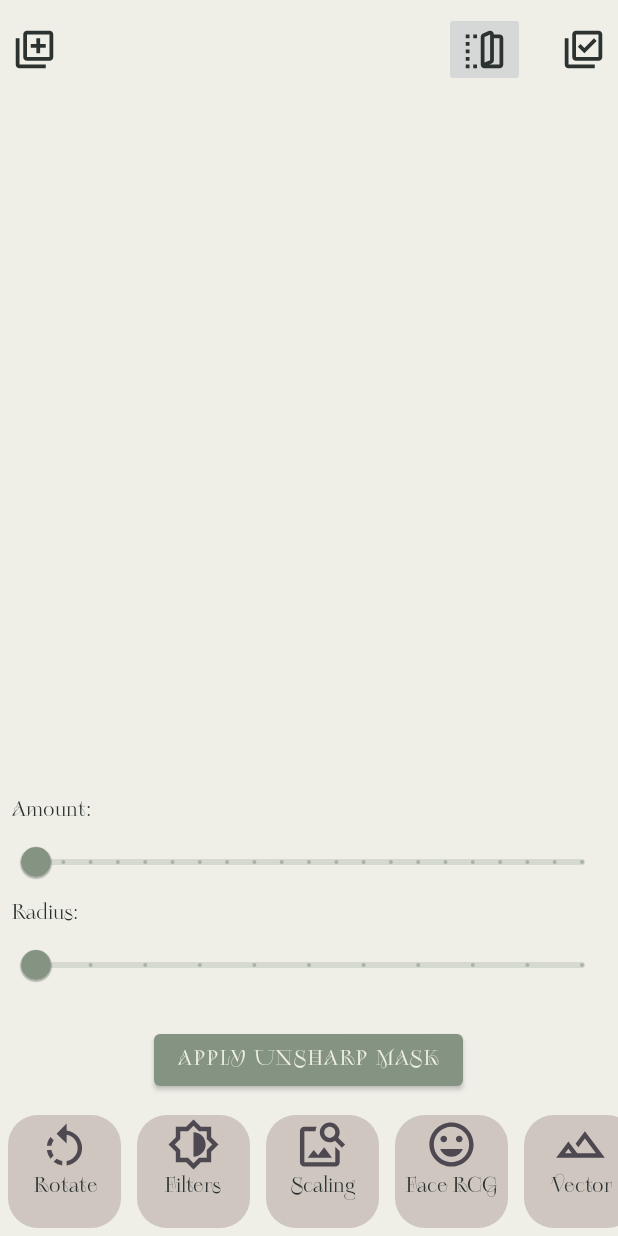
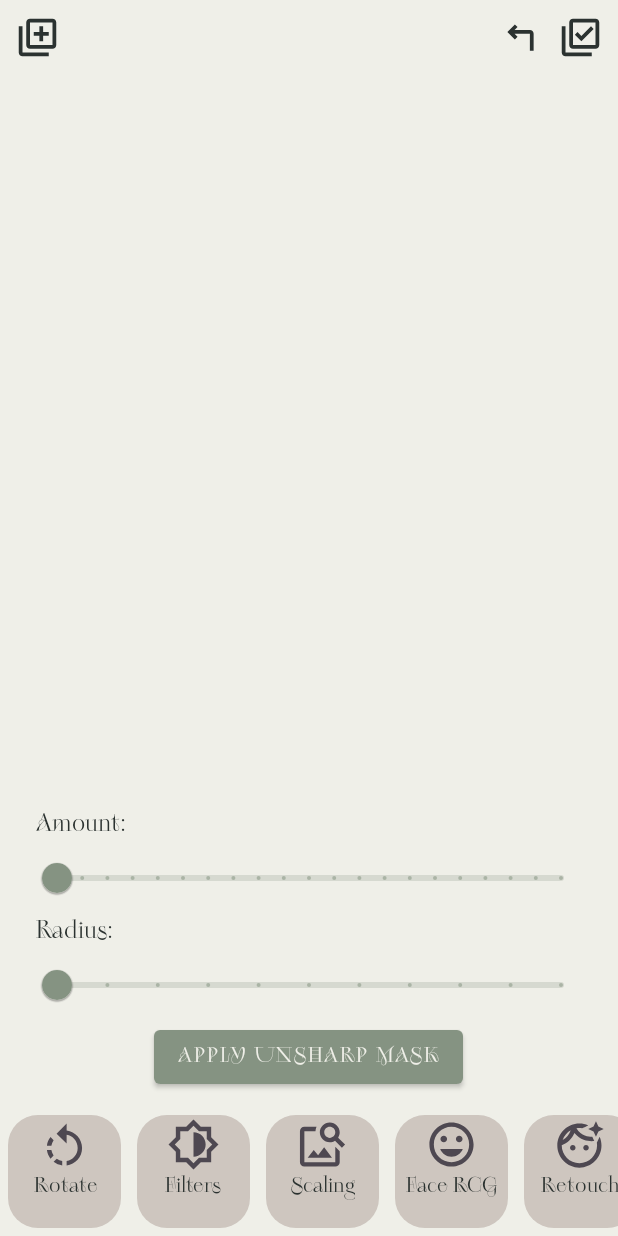
Before and after one commit to sslonixxx/photoEditor, an Android app: the UnsharpFragment screen opened through its navigation route, on a phone screen of 412 x 824 dp. Run offline under Robolectric (Android 15) with nearby library versions, the phone set to English and light mode, and no system bars; libraries missing offline, so code that uses them is left out: com.github.dhaval2404.imagepicker.

Commit message:
deadinside✓emo✓drain✓epileptic✓paranoid✓toxic✓bipolar✓depressed✓tilted✓antisocial✓sad✓broken

```diff
--- a/app/src/main/java/com/example/photoeditor/recyclerView/adapter/FilterAdapter.kt
+++ b/app/src/main/java/com/example/photoeditor/recyclerView/adapter/FilterAdapter.kt
@@ -7,9 +7,10 @@ import com.example.photoeditor.R
 import com.example.photoeditor.databinding.ItemFilterBinding
 import com.example.photoeditor.recyclerView.adapter.model.FilterEntity
 
-class FilterAdapter(private val onButtonClick: (Int) -> Unit) : RecyclerView.Adapter<FilterAdapter.FilterViewHolder>() {
+class FilterAdapter(private val onButtonClick: (Int) -> Unit) :
+    RecyclerView.Adapter<FilterAdapter.FilterViewHolder>() {
     var data: List<FilterEntity> = emptyList()
-    //var selectedPosition = RecyclerView.NO_POSITION
+        //var selectedPosition = RecyclerView.NO_POSITION
         set(newValue) {
             field = newValue
             notifyDataSetChanged()
@@ -24,10 +25,10 @@ class FilterAdapter(private val onButtonClick: (Int) -> Unit) : RecyclerView.Ada
         return FilterViewHolder(binding)
     }
 
-    override fun getItemCount(): Int = data.size // Количество элементов в списке данных
+    override fun getItemCount(): Int = data.size
 
     override fun onBindViewHolder(holder: FilterViewHolder, position: Int) {
-        val filter = data[position] // Получение фильтра из списка данных по позиции
+        val filter = data[position]
 
         with(holder.binding) {
             val filterNameResId = when (position) {
@@ -35,17 +36,17 @@ class FilterAdapter(private val onButtonClick: (Int) -> Unit) : RecyclerView.Ada
                 1 -> R.string.color_filters
                 2 -> R.string.scaling
                 3 -> R.string.recognize
-                4 -> R.string.vector_editor
-                5 -> R.string.retouching
-                6 -> R.string.unsharp_mask
+                4 -> R.string.retouching
+                5 -> R.string.unsharp_mask
+                6 -> R.string.vector_editor
                 7 -> R.string.affine_transform
                 8 -> R.string.cube3d
-                else -> R.string.default_filter_name // По умолчанию
+                else -> R.string.default_filter_name
             }
             val filterName = holder.itemView.context.getString(filterNameResId)
-            nameTextView.text = filterName // Отрисовка названия
+            nameTextView.text = filterName
             imageView.setImageResource(filter.image)
-            root.setOnClickListener{
+            root.setOnClickListener {
                 onButtonClick(position)
             }
         }
--- a/app/src/main/java/com/example/photoeditor/recyclerView/adapter/service/FilterGroupService.kt
+++ b/app/src/main/java/com/example/photoeditor/recyclerView/adapter/service/FilterGroupService.kt
@@ -2,6 +2,7 @@ package com.example.photoeditor.recyclerView.adapter.service
 
 import com.example.photoeditor.R
 import com.example.photoeditor.recyclerView.adapter.model.FilterEntity
+
 object FilterGroupService {
 
     val filterList = listOf(
@@ -9,9 +10,9 @@ object FilterGroupService {
         FilterEntity(image = R.drawable.ic_filters, text = R.string.color_filters),
         FilterEntity(image = R.drawable.ic_scaling, text = R.string.scaling),
         FilterEntity(image = R.drawable.ic_recognize, text = R.string.recognize),
-        FilterEntity(image = R.drawable.ic_vector, text = R.string.vector_editor),
         FilterEntity(image = R.drawable.ic_retouch, text = R.string.retouching),
         FilterEntity(image = R.drawable.ic_unsharp, text = R.string.unsharp_mask),
+        FilterEntity(image = R.drawable.ic_vector, text = R.string.vector_editor),
         FilterEntity(image = R.drawable.ic_affine, text = R.string.affine_transform),
         FilterEntity(image = R.drawable.ic_cube, text = R.string.cube3d)
     )
--- a/app/src/main/java/com/example/photoeditor/ui/recognize/RecognizeFragment.kt
+++ b/app/src/main/java/com/example/photoeditor/ui/recognize/RecognizeFragment.kt
@@ -57,6 +57,7 @@ class RecognizeFragment : Fragment() {
         imageView = activity?.findViewById(R.id.imageView)!!
         spinner = activity?.findViewById(R.id.progressBar1)!!
         val compareButton = activity?.findViewById<ImageView>(R.id.compareButton)!!
+        val initialImage = imageView.drawable
 
         binding.recognizeButton.setOnClickListener {
             val drawable = imageView.drawable
@@ -81,6 +82,9 @@ class RecognizeFragment : Fragment() {
                 Toast.makeText(activity, "Image not set or invalid image format",
                     Toast.LENGTH_SHORT).show()
             }
+        }
+        compareButton.setOnClickListener{
+            imageView.setImageDrawable(initialImage)
         }
     }
 
--- a/app/src/main/java/com/example/photoeditor/ui/unsharpMask/UnsharpFragment.kt
+++ b/app/src/main/java/com/example/photoeditor/ui/unsharpMask/UnsharpFragment.kt
@@ -17,7 +17,7 @@ import kotlinx.coroutines.CoroutineScope
 import kotlinx.coroutines.Dispatchers
 import kotlinx.coroutines.launch
 import kotlinx.coroutines.withContext
-
+import kotlin.math.exp
 
 class UnsharpFragment : Fragment() {
 
@@ -30,8 +30,7 @@ class UnsharpFragment : Fragment() {
     override fun onCreateView(
         inflater: LayoutInflater, container: ViewGroup?,
         savedInstanceState: Bundle?
-    ): View? {
-        // Inflate the layout for this fragment
+    ): View {
         binding = FragmentUnsharpBinding.inflate(inflater, container, false)
         return binding.root
     }
@@ -47,6 +46,8 @@ class UnsharpFragment : Fragment() {
 
         imageView = activity?.findViewById(R.id.imageView)!!
         spinner = activity?.findViewById(R.id.progressBar1)!!
+        val compareButton = activity?.findViewById<ImageView>(R.id.compareButton)!!
+        val initialImage = imageView.drawable
 
         binding.applyButton.setOnClickListener {
             val drawable = imageView.drawable
@@ -54,10 +55,13 @@ class UnsharpFragment : Fragment() {
                 spinner!!.visibility = View.VISIBLE
                 val originalImage = drawable.bitmap
                 applyUnsharpMask(originalImage, amount, radius)
-            } else {
+            }
+            else {
                 Toast.makeText(activity, "Image not set or invalid image format", Toast.LENGTH_SHORT).show()
             }
         }
+
+        compareButton.setOnClickListener { imageView.setImageDrawable(initialImage); }
     }
 
     private fun applyUnsharpMask(originalImage: Bitmap, amount: Double, radius: Int) {
@@ -99,4 +103,65 @@ class UnsharpFragment : Fragment() {
         }
         return result
     }
+
+    private fun createGaussianKernel(radius: Int, sigma: Double): Array<DoubleArray> {
+        val size = 2 * radius + 1
+        val kernel = Array(size) { DoubleArray(size) }
+        val sigma2 = 2 * sigma * sigma
+        val piSigma2 = Math.PI * sigma2
+        var sum = 0.0
+
+        for (y in -radius..radius) {
+            for (x in -radius..radius) {
+                val distance = (x * x + y * y).toDouble()
+                kernel[y + radius][x + radius] = exp(-distance / sigma2) / piSigma2
+                sum += kernel[y + radius][x + radius]
+            }
+        }
+
+        for (y in 0 until size) {
+            for (x in 0 until size) {
+                kernel[y][x] /= sum
+            }
+        }
+
+        return kernel
+    }
+
+    private fun applyGaussianBlur(src: Bitmap, radius: Int): Bitmap {
+        val width = src.width
+        val height = src.height
+        val result = Bitmap.createBitmap(width, height, src.config)
+        val kernel = createGaussianKernel(radius, radius / 3.0)
+
+        for (x in 0 until width) {
+            for (y in 0 until height) {
+                var r = 0.0
+                var g = 0.0
+                var b = 0.0
+
+                for (kx in -radius..radius) {
+                    for (ky in -radius..radius) {
+                        val px = (x + kx).coerceIn(0, width - 1)
+                        val py = (y + ky).coerceIn(0, height - 1)
+
+                        val pixel = src.getPixel(px, py)
+                        val kernelValue = kernel[kx + radius][ky + radius]
+
+                        r += Color.red(pixel) * kernelValue
+                        g += Color.green(pixel) * kernelValue
+                        b += Color.blue(pixel) * kernelValue
+                    }
+                }
+
+                val rInt = r.coerceIn(0.0, 255.0).toInt()
+                val gInt = g.coerceIn(0.0, 255.0).toInt()
+                val bInt = b.coerceIn(0.0, 255.0).toInt()
+
+                result.setPixel(x, y, Color.rgb(rInt, gInt, bInt))
+            }
+        }
+
+        return result
+    }
 }
--- a/app/src/main/res/layout/activity_main.xml
+++ b/app/src/main/res/layout/activity_main.xml
@@ -21,8 +21,8 @@
             android:id="@+id/importButton"
             android:layout_width="wrap_content"
             android:layout_height="wrap_content"
-            android:layout_marginStart="8dp"
-            android:layout_marginTop="8dp"
+            android:layout_marginStart="@dimen/activity_margin"
+            android:layout_marginTop="@dimen/activity_margin"
             android:background="@color/star_white"
             android:src="@drawable/btn_add"
             android:contentDescription="@string/button_import"
@@ -33,10 +33,10 @@
 
         <ProgressBar
             android:id="@+id/progressBar1"
-            android:layout_width="28dp"
-            android:layout_height="28dp"
+            android:layout_width="@dimen/progress_bar_size"
+            android:layout_height="@dimen/progress_bar_size"
             android:visibility="gone"
-            android:layout_marginTop="8dp"
+            android:layout_marginTop="@dimen/activity_margin"
             android:indeterminateTint="@color/woodsmoke"
             app:flow_horizontalAlign="center"
             app:layout_constraintBottom_toBottomOf="parent"
@@ -45,28 +45,29 @@
             app:layout_constraintTop_toTopOf="parent" />
 
         <ImageButton
+            android:id="@+id/compareButton"
+            android:layout_width="wrap_content"
+            android:layout_height="wrap_content"
+            android:background="@color/star_white"
+            android:layout_marginTop="@dimen/activity_margin"
+            android:layout_marginEnd="@dimen/activity_margin"
+            app:layout_constraintBottom_toBottomOf="parent"
+            app:layout_constraintEnd_toStartOf="@+id/saveButton"
+            app:layout_constraintTop_toTopOf="parent"
+            app:srcCompat="@drawable/btn_turn_left" />
+
+        <ImageButton
             android:id="@+id/saveButton"
             android:layout_width="wrap_content"
             android:layout_height="wrap_content"
-            android:layout_marginTop="8dp"
-            android:layout_marginEnd="8dp"
+            android:layout_marginTop="@dimen/activity_margin"
+            android:layout_marginEnd="@dimen/activity_margin"
             android:background="@color/star_white"
             android:src="@drawable/btn_save"
             android:contentDescription="@string/button_save"
             app:layout_constraintBottom_toBottomOf="parent"
             app:layout_constraintEnd_toEndOf="parent"
             app:layout_constraintTop_toTopOf="parent" />
-
-        <ImageButton
-            android:id="@+id/compareButton"
-            android:layout_width="wrap_content"
-            android:layout_height="wrap_content"
-            android:layout_marginTop="8dp"
-            android:layout_marginEnd="24dp"
-            app:layout_constraintBottom_toBottomOf="parent"
-            app:layout_constraintEnd_toStartOf="@+id/saveButton"
-            app:layout_constraintTop_toTopOf="parent"
-            app:srcCompat="@drawable/devices_fold" />
 
     </androidx.constraintlayout.widget.ConstraintLayout>
 
@@ -84,8 +85,7 @@
         android:id="@+id/nav_host_fragment_activity_main"
         android:name="androidx.navigation.fragment.NavHostFragment"
         android:layout_width="match_parent"
-        android:layout_height="200dp"
-        android:layout_margin="8dp"
+        android:layout_height="@dimen/fragment_height"
         app:defaultNavHost="true"
         app:layout_constraintBottom_toTopOf="@+id/bestRecycler"
         app:layout_constraintEnd_toEndOf="parent"
--- a/app/src/main/res/layout/fragment_recognize.xml
+++ b/app/src/main/res/layout/fragment_recognize.xml
@@ -11,6 +11,7 @@
         android:layout_width="wrap_content"
         android:layout_height="wrap_content"
         android:layout_gravity="center"
+        android:layout_margin="@dimen/text_margin"
         android:text="@string/recognizeButton"
         app:layout_constraintBottom_toBottomOf="parent"
         app:layout_constraintEnd_toEndOf="parent"
--- a/app/src/main/res/layout/fragment_unsharp.xml
+++ b/app/src/main/res/layout/fragment_unsharp.xml
@@ -10,46 +10,61 @@
         android:id="@+id/textView1"
         android:layout_width="match_parent"
         android:layout_height="wrap_content"
-        android:textSize="14sp"
+        android:text="@string/amount"
         android:textAlignment="gravity"
-        android:text="@string/amount"
-        android:textColor="@color/woodsmoke" />
+        android:textColor="@color/woodsmoke"
+        android:textSize="@dimen/text_size"
+        android:layout_marginStart="@dimen/text_margin"
+        app:layout_constraintBottom_toTopOf="@+id/slider1" />
 
     <com.google.android.material.slider.Slider
         android:id="@+id/slider1"
         android:layout_width="match_parent"
-        android:layout_height="30dp"
+        android:layout_height="wrap_content"
         android:stepSize="0.1"
         android:valueFrom="0.0"
         android:valueTo="2.0"
-        android:thumb="@drawable/heart"
-        app:thumbTint="@color/woodsmoke"/>
+        android:layout_marginStart="@dimen/slider_margin"
+        android:layout_marginEnd="@dimen/slider_margin"
+        app:layout_constraintBottom_toTopOf="@+id/textView2"
+        app:layout_constraintEnd_toEndOf="parent"
+        app:layout_constraintStart_toStartOf="parent"
+        app:thumbTint="@color/woodsmoke" />
 
     <TextView
         android:id="@+id/textView2"
         android:layout_width="match_parent"
         android:layout_height="wrap_content"
-        android:textSize="14sp"
+        android:text="@string/radius"
         android:textAlignment="gravity"
-        android:text="@string/radius"
-        android:textColor="@color/woodsmoke" />
+        android:textColor="@color/woodsmoke"
+        android:textSize="@dimen/text_size"
+        android:layout_marginStart="@dimen/text_margin"
+        app:layout_constraintBottom_toTopOf="@+id/slider2" />
 
     <com.google.android.material.slider.Slider
         android:id="@+id/slider2"
         android:layout_width="match_parent"
-        android:layout_height="30dp"
+        android:layout_height="wrap_content"
         android:stepSize="1"
         android:valueFrom="0"
         android:valueTo="10"
-        android:thumb="@drawable/heart"
-        app:thumbTint="@color/woodsmoke"/>
+        android:layout_marginStart="@dimen/slider_margin"
+        android:layout_marginEnd="@dimen/slider_margin"
+        app:layout_constraintBottom_toTopOf="@+id/applyButton"
+        app:layout_constraintEnd_toEndOf="parent"
+        app:layout_constraintStart_toStartOf="parent"
+        app:thumbTint="@color/woodsmoke" />
 
     <Button
         android:id="@+id/applyButton"
         android:layout_width="wrap_content"
         android:layout_height="wrap_content"
         android:layout_gravity="center"
-        android:layout_marginTop="16dp"
-        android:text="Apply Unsharp Mask" />
+        android:text="@string/unsharpButton"
+        app:layout_constraintBottom_toBottomOf="parent"
+        app:layout_constraintEnd_toEndOf="parent"
+        app:layout_constraintStart_toStartOf="@+id/slider1"
+        app:layout_constraintTop_toTopOf="parent" />
 
 </LinearLayout>
--- a/app/src/main/res/values/colors.xml
+++ b/app/src/main/res/values/colors.xml
@@ -1,11 +1,5 @@
 <?xml version="1.0" encoding="utf-8"?>
 <resources>
-    <color name="purple_200">#FFBB86FC</color>
-    <color name="purple_500">#FF6200EE</color>
-    <color name="purple_700">#FF3700B3</color>
-    <color name="teal_200">#FF03DAC5</color>
-    <color name="teal_700">#FF018786</color>
-
     <color name="black">#FF000000</color>
     <color name="white">#FFFFFFFF</color>
 
--- a/app/src/main/res/values/dimens.xml
+++ b/app/src/main/res/values/dimens.xml
@@ -1,10 +1,14 @@
 <resources>
     <!--Fragments-->
     <dimen name="slider_height">30dp</dimen>
-    <dimen name="text_size">14sp</dimen>
+    <dimen name="slider_margin">22dp</dimen>
+
     <dimen name="fragment_height">200dp</dimen>
 
+    <dimen name="text_margin">24dp</dimen>
+    <dimen name="text_size">16sp</dimen>
+
     <!--Main activity-->
-    <dimen name="activity_margin">8dp</dimen>
+    <dimen name="activity_margin">10dp</dimen>
     <dimen name="progress_bar_size">28dp</dimen>
 </resources>
```
Also changed, not shown: app/src/main/java/com/example/photoeditor/MainActivity.kt (+4 -7 lines), app/src/main/java/com/example/photoeditor/ui/unsharpMask/GaussenBlur.kt (deleted, +0 -67 lines), app/src/main/res/layout/fragment_affine.xml (+7 -3 lines), app/src/main/res/layout/fragment_cube.xml (+7 -3 lines), app/src/main/res/layout/fragment_vector.xml (+7 -3 lines), app/src/main/res/values/strings.xml (+5 -4 lines).
